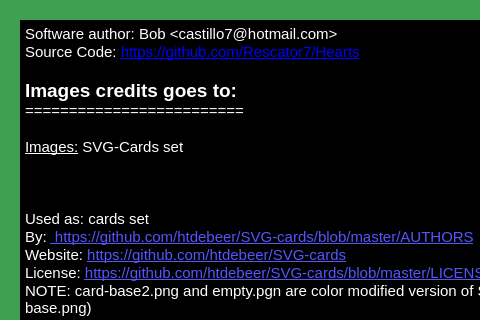
This is credits.ui in Rescator7/Hearts as Qt 5 draws it before an edit; both pictures show x 0 to 480 and y 0 to 320 of the 680 by 580 pixel window. The edited form follows.
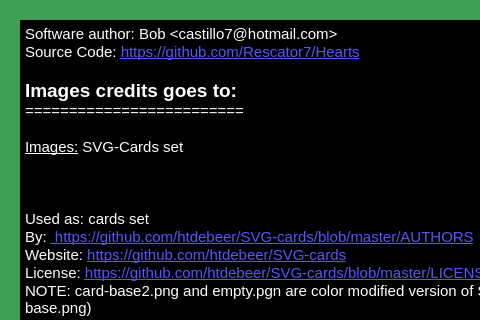
This is the edited form. Icons and pictures are not drawn.

Commit message: link color changed

Diff of the .ui file:
```diff
--- a/credits.ui
+++ b/credits.ui
@@ -885,7 +885,7 @@
 p, li { white-space: pre-wrap; }
 &lt;/style&gt;&lt;/head&gt;&lt;body style=&quot; font-family:'Ubuntu'; font-size:11pt; font-weight:400; font-style:normal;&quot;&gt;
 &lt;p style=&quot; margin-top:0px; margin-bottom:0px; margin-left:0px; margin-right:0px; -qt-block-indent:0; text-indent:0px;&quot;&gt;Software author: Bob &amp;lt;castillo7@hotmail.com&amp;gt;&lt;/p&gt;
-&lt;p style=&quot; margin-top:0px; margin-bottom:0px; margin-left:0px; margin-right:0px; -qt-block-indent:0; text-indent:0px;&quot;&gt;Source Code: &lt;a href=&quot;https://github.com/Rescator7/Hearts&quot;&gt;&lt;span style=&quot; text-decoration: underline; color:#0000ff;&quot;&gt;https://github.com/Rescator7/Hearts&lt;/span&gt;&lt;/a&gt;&lt;/p&gt;
+&lt;p style=&quot; margin-top:0px; margin-bottom:0px; margin-left:0px; margin-right:0px; -qt-block-indent:0; text-indent:0px;&quot;&gt;Source Code: &lt;a href=&quot;https://github.com/Rescator7/Hearts&quot;&gt;&lt;span style=&quot; text-decoration: underline; color:#5555ff;&quot;&gt;https://github.com/Rescator7/Hearts&lt;/span&gt;&lt;/a&gt;&lt;/p&gt;
 &lt;p style=&quot;-qt-paragraph-type:empty; margin-top:0px; margin-bottom:0px; margin-left:0px; margin-right:0px; -qt-block-indent:0; text-indent:0px;&quot;&gt;&lt;br /&gt;&lt;/p&gt;
 &lt;p style=&quot; margin-top:0px; margin-bottom:0px; margin-left:0px; margin-right:0px; -qt-block-indent:0; text-indent:0px;&quot;&gt;&lt;span style=&quot; font-size:14pt; font-weight:600;&quot;&gt;Images credits goes to:&lt;/span&gt;&lt;/p&gt;
 &lt;p style=&quot; margin-top:0px; margin-bottom:0px; margin-left:0px; margin-right:0px; -qt-block-indent:0; text-indent:0px;&quot;&gt;=========================&lt;/p&gt;
```
